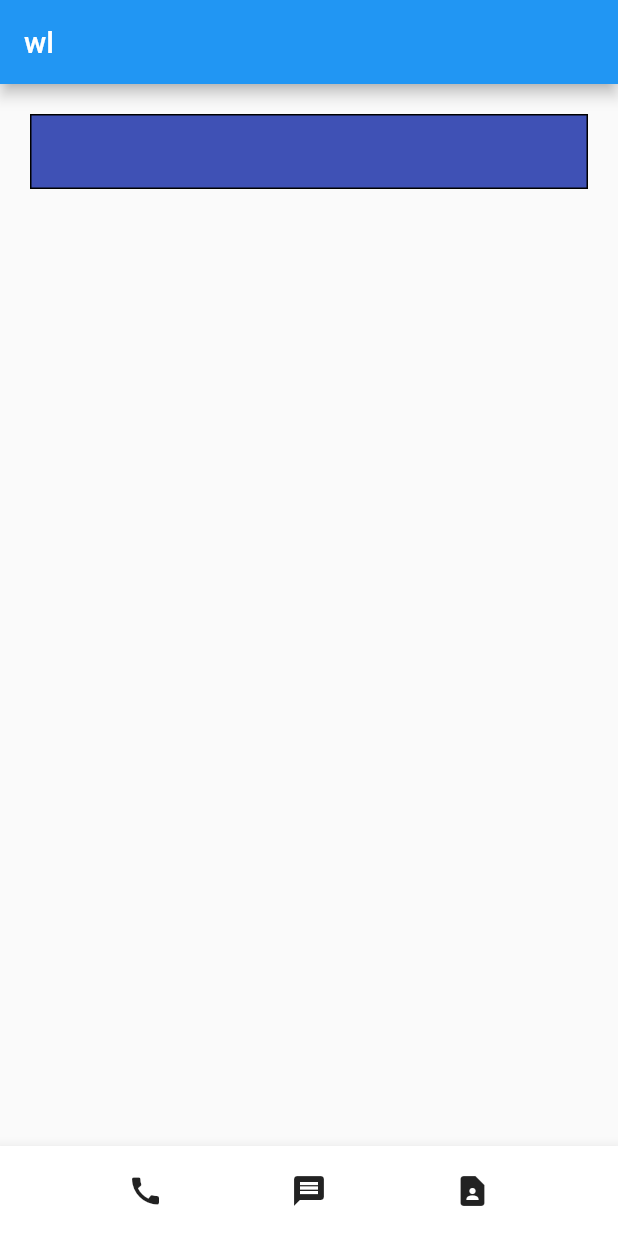
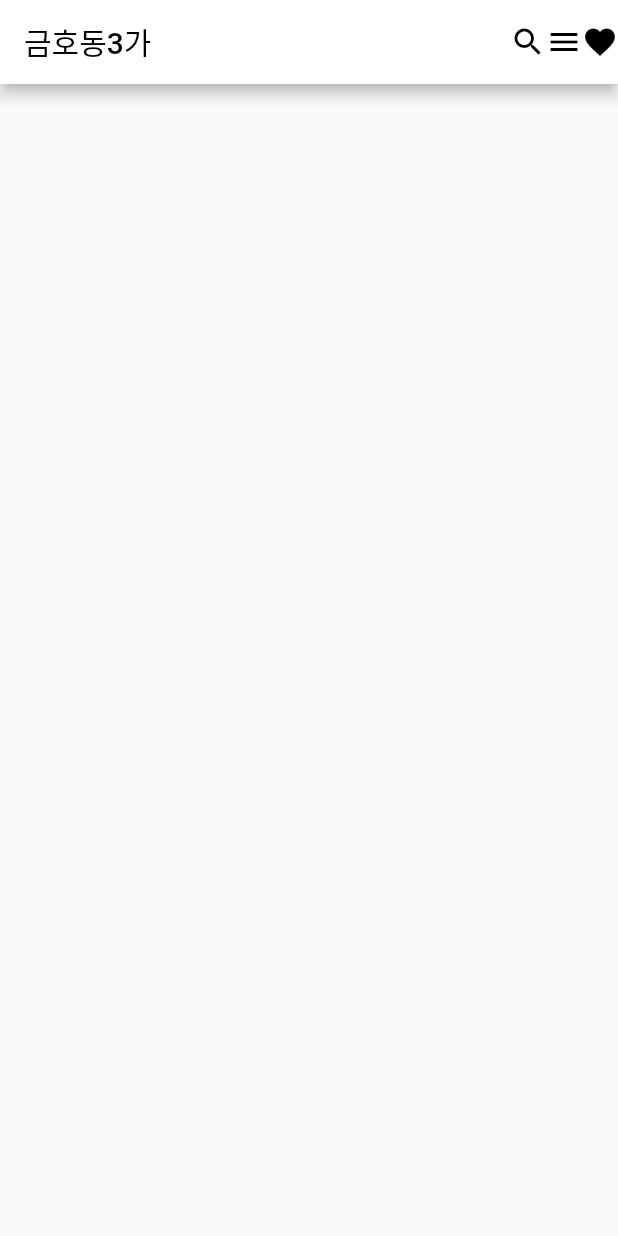
Before and after one commit to this-is-yello/flutter_contact, a Flutter app: the screen it shows after launch, on a phone screen of 412 x 824 dp. Run offline on Flutter 3.47's test engine with Material 2 defaults, Android fonts, the phone set to English and light mode, and no system bars.

Commit message:
221104 in Home

```diff
--- a/flutter_contact_1/lib/main.dart
+++ b/flutter_contact_1/lib/main.dart
@@ -3,6 +3,46 @@ import 'package:flutter/material.dart';
 void main() {
   runApp(const MyApp());
 }
+
+// class MyApp extends StatelessWidget {
+//   const MyApp({super.key});
+
+//   @override
+//   Widget build(BuildContext context) {
+//     return MaterialApp(
+//       //Text('텍스트') / Icon(Iccons.아이콘이름) / Image.asset('경로') / Container(), SizedBox()
+//       home: Scaffold(
+//         appBar: AppBar(
+//           title: Text('wl'),
+//         ),
+//         body: Align(
+//           alignment: Alignment.topCenter,
+//           child: Container(
+//             width: double.infinity, height: 50,
+//             margin: EdgeInsets.all(20),
+//             decoration: BoxDecoration(
+//               color: Colors.indigo,
+//               border: Border.all(color: Colors.black)
+//             ),
+//           ),
+//         ),
+//         bottomNavigationBar: BottomAppBar(
+//           child: SizedBox(
+//             height: 60,
+//             child: Row(
+//               mainAxisAlignment: MainAxisAlignment.spaceEvenly,
+//               children: [
+//                 Icon(Icons.call),
+//                 Icon(Icons.message),
+//                 Icon(Icons.contact_page),
+//               ]
+//             ),
+//           ),
+//         ),
+//       )
+//     );
+//   }
+// }
 
 class MyApp extends StatelessWidget {
   const MyApp({super.key});
@@ -10,36 +50,23 @@ class MyApp extends StatelessWidget {
   @override
   Widget build(BuildContext context) {
     return MaterialApp(
-      //Text('텍스트') / Icon(Iccons.아이콘이름) / Image.asset('경로') / Container(), SizedBox()
       home: Scaffold(
         appBar: AppBar(
-          title: Text('wl'),
+          title: Text(
+            '금호동3가',
+            style: TextStyle(color: Colors.black),
+          ),
+          actions: [
+            Icon(Icons.search, color: Colors.black),
+            Icon(Icons.menu, color: Colors.black),
+            Icon(Icons.favorite, color: Colors.black)
+          ],
+          backgroundColor: Colors.white,
         ),
-        body: Align(
-          alignment: Alignment.topCenter,
-          child: Container(
-            width: double.infinity, height: 50,
-            margin: EdgeInsets.all(20),
-            decoration: BoxDecoration(
-              color: Colors.indigo,
-              border: Border.all(color: Colors.black)
-            ),
-          ),
+        body: Container(
+          child: Row(),
         ),
-        bottomNavigationBar: BottomAppBar(
-          child: SizedBox(
-            height: 60,
-            child: Row(
-              mainAxisAlignment: MainAxisAlignment.spaceEvenly,
-              children: [
-                Icon(Icons.call),
-                Icon(Icons.message),
-                Icon(Icons.contact_page),
-              ]
-            ),
-          ),
-        ),
-      )
+      ),
     );
   }
 }
```
